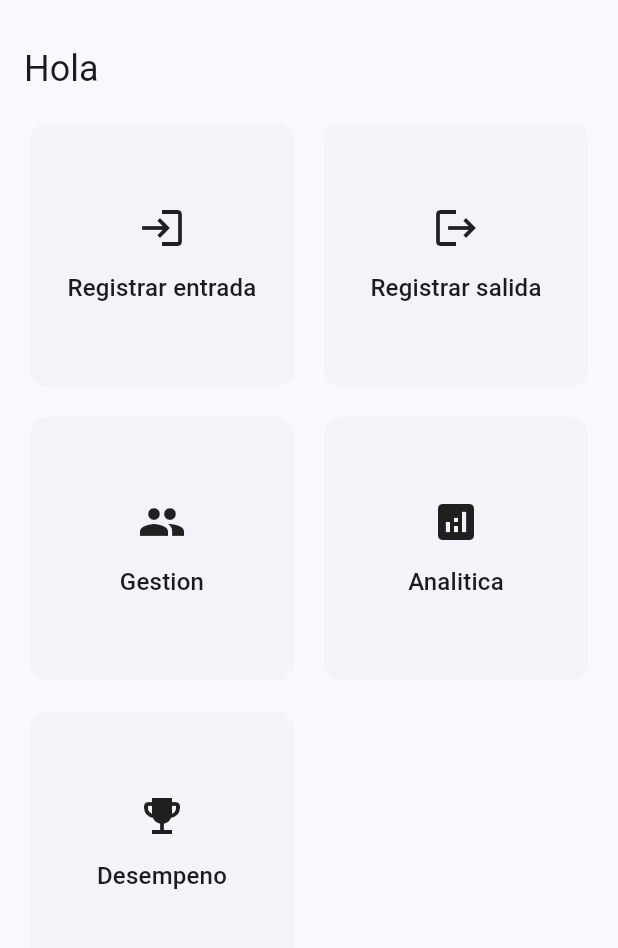
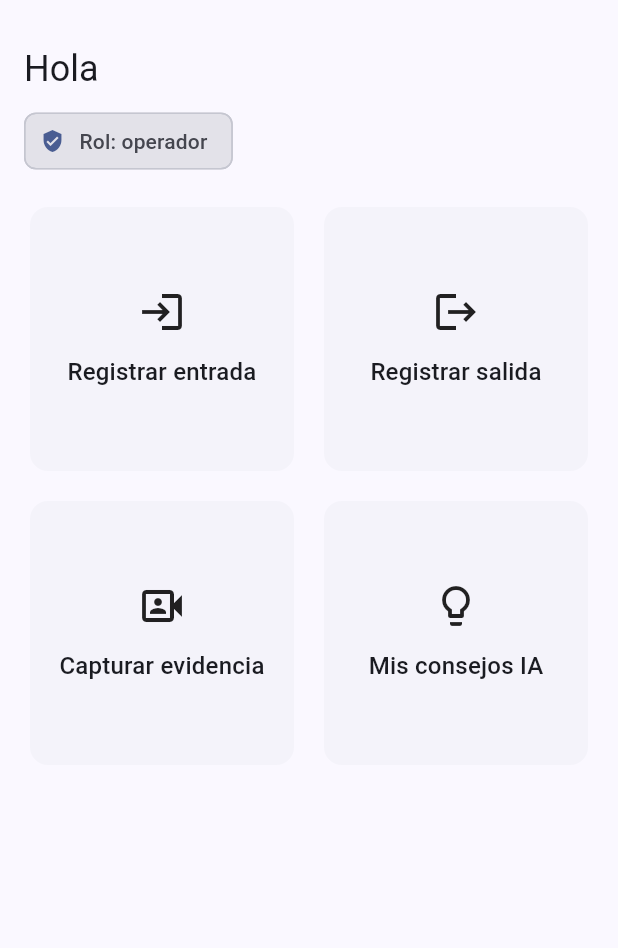
Before and after one commit to DMaTeoG/App_TurnoTrack, a Flutter app: the screen it shows once a user with an empty profile is signed in, on a phone screen of 412 x 824 dp, the part 63-1011 px from its top. Run offline on Flutter 3.47's test engine with Material 3 defaults, Android fonts, the phone set to English and light mode, and no system bars; our stand-ins replace camera, connectivity_plus, flutter_dotenv, flutter_riverpod, geolocator, go_router and 2 more; accounts and stored records are empty.

```diff
--- /dev/null
+++ b/lib/core/providers/user_role_provider.dart
@@ -0,0 +1,19 @@
+import 'package:flutter_riverpod/flutter_riverpod.dart';
+
+import 'supabase_client_provider.dart';
+
+enum UserRole { admin, supervisor, operador }
+
+final userRoleProvider = Provider<UserRole>((ref) {
+  final session = ref.watch(currentSessionProvider);
+  final user = session?.user;
+  final roleValue = user?.appMetadata['role'] ??
+      user?.userMetadata?['role'] ??
+      user?.userMetadata?['rol'] ??
+      'operador';
+
+  return UserRole.values.firstWhere(
+    (role) => role.name == roleValue,
+    orElse: () => UserRole.operador,
+  );
+});
--- a/lib/features/home/presentation/home_page.dart
+++ b/lib/features/home/presentation/home_page.dart
@@ -3,6 +3,7 @@ import 'package:flutter_riverpod/flutter_riverpod.dart';
 import 'package:go_router/go_router.dart';
 
 import '../../../core/providers/supabase_client_provider.dart';
+import '../../../core/providers/user_role_provider.dart';
 
 class HomePage extends ConsumerWidget {
   const HomePage({super.key});
@@ -14,34 +15,8 @@ class HomePage extends ConsumerWidget {
     final displayName = (user?.userMetadata?['full_name'] as String?) ??
         user?.email ??
         'Operador';
-
-    final actions = [
-      _HomeAction(
-        label: 'Registrar entrada',
-        icon: Icons.login,
-        route: '/registro/entrada',
-      ),
-      _HomeAction(
-        label: 'Registrar salida',
-        icon: Icons.logout,
-        route: '/registro/salida',
-      ),
-      _HomeAction(
-        label: 'Gestion',
-        icon: Icons.group,
-        route: '/gestion',
-      ),
-      _HomeAction(
-        label: 'Analitica',
-        icon: Icons.analytics,
-        route: '/analitica',
-      ),
-      _HomeAction(
-        label: 'Desempeno',
-        icon: Icons.emoji_events,
-        route: '/desempeno',
-      ),
-    ];
+    final role = ref.watch(userRoleProvider);
+    final actions = _actionsForRole(role);
 
     return Scaffold(
       appBar: AppBar(
@@ -64,9 +39,14 @@ class HomePage extends ConsumerWidget {
         child: Column(
           crossAxisAlignment: CrossAxisAlignment.start,
           children: [
-            Text(
-              'Hola $displayName',
-              style: Theme.of(context).textTheme.headlineSmall,
+            Text('Hola $displayName',
+                style: Theme.of(context).textTheme.headlineSmall),
+            const SizedBox(height: 8),
+            Chip(
+              label: Text('Rol: ${role.name}'),
+              avatar: const Icon(Icons.verified_user, size: 16),
+              backgroundColor:
+                  Theme.of(context).colorScheme.surfaceContainerHighest,
             ),
             const SizedBox(height: 16),
             Expanded(
@@ -87,6 +67,85 @@ class HomePage extends ConsumerWidget {
         ),
       ),
     );
+  }
+}
+
+List<_HomeAction> _actionsForRole(UserRole role) {
+  switch (role) {
+    case UserRole.operador:
+      return const [
+        _HomeAction(
+          label: 'Registrar entrada',
+          icon: Icons.login,
+          route: '/registro/entrada',
+        ),
+        _HomeAction(
+          label: 'Registrar salida',
+          icon: Icons.logout,
+          route: '/registro/salida',
+        ),
+        _HomeAction(
+          label: 'Capturar evidencia',
+          icon: Icons.photo_camera_front,
+          route: '/registro/captura',
+        ),
+        _HomeAction(
+          label: 'Mis consejos IA',
+          icon: Icons.lightbulb_outline,
+          route: '/desempeno/mis-consejos',
+        ),
+      ];
+    case UserRole.supervisor:
+      return const [
+        _HomeAction(
+          label: 'Gestion de equipo',
+          icon: Icons.group,
+          route: '/gestion',
+        ),
+        _HomeAction(
+          label: 'Analitica',
+          icon: Icons.analytics,
+          route: '/analitica',
+        ),
+        _HomeAction(
+          label: 'Desempeno',
+          icon: Icons.emoji_events,
+          route: '/desempeno',
+        ),
+      ];
+    case UserRole.admin:
+      return const [
+        _HomeAction(
+          label: 'Registrar entrada',
+          icon: Icons.login,
+          route: '/registro/entrada',
+        ),
+        _HomeAction(
+          label: 'Registrar salida',
+          icon: Icons.logout,
+          route: '/registro/salida',
+        ),
+        _HomeAction(
+          label: 'Capturar evidencia',
+          icon: Icons.photo_camera_front,
+          route: '/registro/captura',
+        ),
+        _HomeAction(
+          label: 'Gestion',
+          icon: Icons.group,
+          route: '/gestion',
+        ),
+        _HomeAction(
+          label: 'Analitica',
+          icon: Icons.analytics,
+          route: '/analitica',
+        ),
+        _HomeAction(
+          label: 'Desempeno',
+          icon: Icons.emoji_events,
+          route: '/desempeno',
+        ),
+      ];
   }
 }
 
--- a/pubspec.yaml
+++ b/pubspec.yaml
@@ -42,6 +42,7 @@ dependencies:
   intl: ^0.20.2
   uuid: ^4.4.0
   flutter_dotenv: ^5.1.0
+  permission_handler: ^11.3.0
 
 dev_dependencies:
   flutter_test:
```
Also changed, not shown: lib/core/services/camera_service.dart (+25 -1 lines), lib/core/services/geolocation_service.dart (+26 -5 lines), pubspec.lock, 4 other files.
